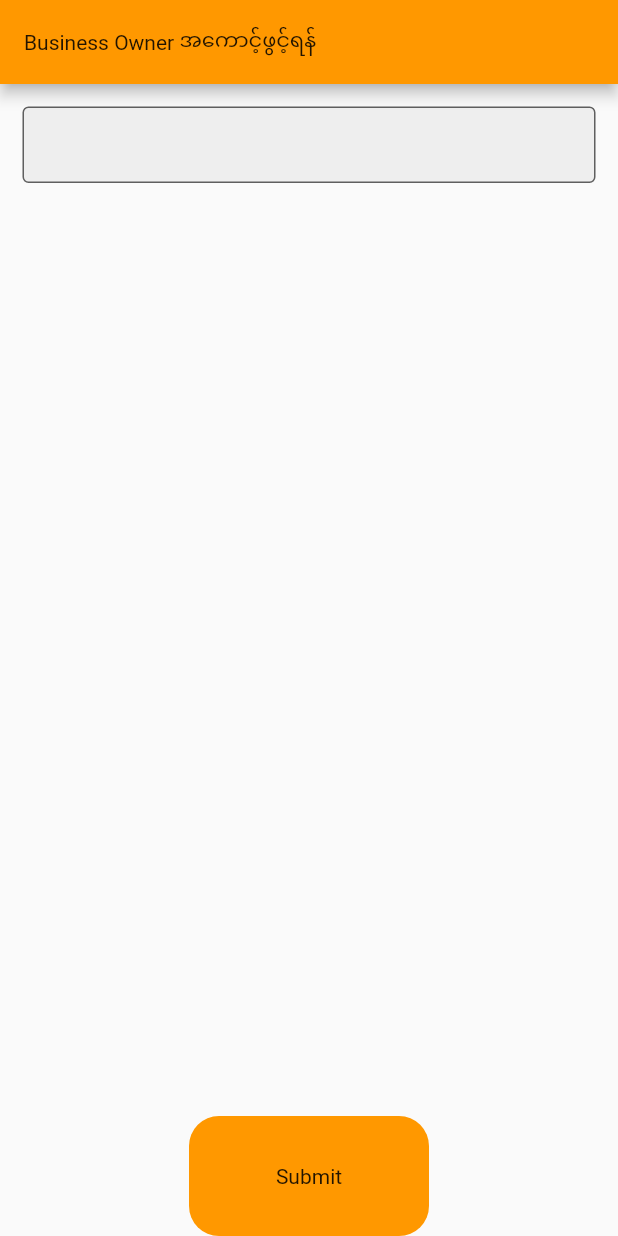
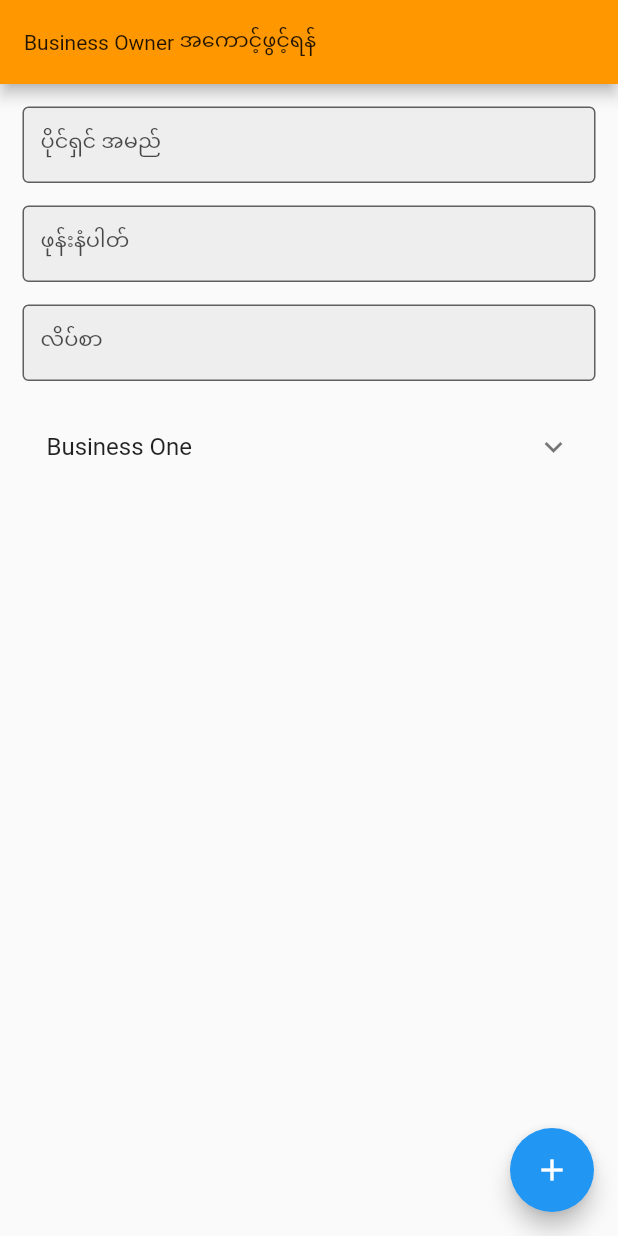
Before and after one commit to Zwelctrl/FoodburmaMenuUI, a Flutter app: the screen it shows after launch, on a phone screen of 412 x 824 dp. Run offline on Flutter 3.47's test engine with Material 2 defaults, Android fonts, the phone set to English and light mode, and no system bars; our stand-ins replace flutter_html, get.

Commit message:
ownerform

```diff
--- a/lib/pages/business_owner_form.dart
+++ b/lib/pages/business_owner_form.dart
@@ -1,4 +1,5 @@
 import 'package:flutter/material.dart';
+import 'package:food_menu_online/widgets/custom_expansion_tile.dart';
 import 'package:food_menu_online/widgets/custom_text_form_field.dart';
 import 'package:get/route_manager.dart';
 
@@ -9,17 +10,20 @@ class BusinessOwnerForm extends StatelessWidget {
   Widget build(BuildContext context) {
     return Scaffold(
       appBar: AppBar(
-        title: Row(
-          children: [
-            Text(
-              "Business Owner ",
-              style: Get.textTheme.bodyMedium,
-            ),
-            Text(
-              "အကောင့်ဖွင့်ရန်",
-              style: Get.textTheme.bodyMedium,
-            ),
-          ],
+        title: SizedBox(
+          width: double.infinity,
+          child: Row(
+            children: [
+              Text(
+                "Business Owner အကောင့်ဖွင့်ရန်",
+                style: Get.textTheme.bodyMedium,
+              ),
+              // Text(
+              //   "အကောင့်ဖွင့်ရန်",
+              //   style: Get.textTheme.bodyMedium,
+              // ),
+            ],
+          ),
         ),
         backgroundColor: Colors.orange,
       ),
@@ -28,36 +32,46 @@ class BusinessOwnerForm extends StatelessWidget {
             padding: const EdgeInsets.only(right: 15, left: 15, top: 15),
             child: SizedBox(
               height: 800,
-              child: ListView(
-                children: [
-                textformfield("")
+              child: ListView(children: [
+                textformfield("ပိုင်ရှင် အမည် "),
+                SizedBox(height: 15),
+                textformfield("ဖုန်းနံပါတ် "),
+                SizedBox(height: 15),
+                textformfield("လိပ်စာ "),
+                SizedBox(height: 15),
+                CustomExpansionEXP(),
+                SizedBox(height: 15),
               ]),
             )),
       ),
-      bottomNavigationBar: Row(
-        mainAxisAlignment: MainAxisAlignment.center,
-        children: [
-          InkWell(
-            onTap: () {
-              Get.toNamed("/menu");
-            },
-            child: Container(
-              width: 160,
-              height: 80,
-              decoration: BoxDecoration(
-                  color: Colors.orange,
-                  borderRadius: BorderRadius.all(Radius.circular(20))),
-              child: Center(
-                  child: Text(
-                "Submit",
-                style: TextStyle(
-                  fontWeight: FontWeight.w400,
-                ),
-              )),
-            ),
-          )
-        ],
+      floatingActionButton: FloatingActionButton(
+        onPressed: () {},
+        child: Icon(Icons.add),
       ),
+      // bottomNavigationBar: Row(
+      //   mainAxisAlignment: MainAxisAlignment.center,
+      //   children: [
+      //     InkWell(
+      //       onTap: () {
+      //         Get.toNamed("/menu");
+      //       },
+      //       child: Container(
+      //         width: 160,
+      //         height: 80,
+      //         decoration: BoxDecoration(
+      //             color: Colors.orange,
+      //             borderRadius: BorderRadius.all(Radius.circular(20))),
+      //         child: Center(
+      //             child: Text(
+      //           "Submit",
+      //           style: TextStyle(
+      //             fontWeight: FontWeight.w400,
+      //           ),
+      //         )),
+      //       ),
+      //     )
+      //   ],
+      // ),
     );
   }
 }
--- /dev/null
+++ b/lib/widgets/custom_expansion_tile.dart
@@ -0,0 +1,46 @@
+import 'package:flutter/material.dart';
+import 'package:food_menu_online/widgets/custom_text_form_field.dart';
+
+class CustomExpansionEXP extends StatefulWidget {
+  CustomExpansionEXP({Key? key}) : super(key: key);
+
+  @override
+  State<CustomExpansionEXP> createState() => _CustomExpansionEXPState();
+}
+
+class _CustomExpansionEXPState extends State<CustomExpansionEXP> {
+  @override
+  Widget build(BuildContext context) {
+    return ExpansionTile(
+      // collapsedBackgroundColor: Colors.black,
+      // collapsedTextColor: Colors.black,
+      textColor: Colors.black,
+      title: Text("Business One"),
+      children: [
+        SizedBox(
+          height: 10,
+        ),
+        textformfield("စားသောက်ဆိုင် အမည်"),
+        SizedBox(
+          height: 15,
+        ),
+        textformfield("စားသောက်ဆိုင် လိပ်စာ"),
+        SizedBox(
+          height: 15,
+        ),
+        ListTile(
+          title: Text("Type"),
+          trailing: Row(
+            mainAxisSize: MainAxisSize.min,
+            children: [
+              Radio(value: true, groupValue: true, onChanged: (e) {}),
+              Text("Hotel"),
+              Radio(value: false, groupValue: false, onChanged: (e) {}),
+              Text("Restaurant"),
+            ],
+          ),
+        ),
+      ],
+    );
+  }
+}
```
Also changed, not shown: lib/main.dart (line endings or trailing spaces).
